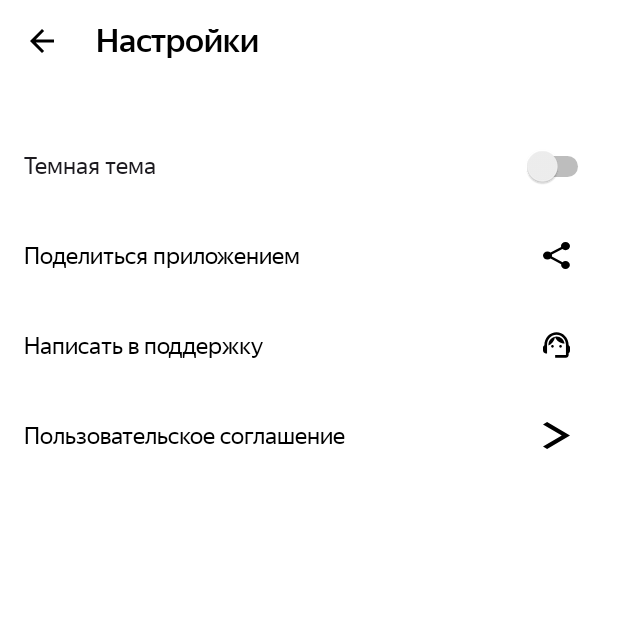
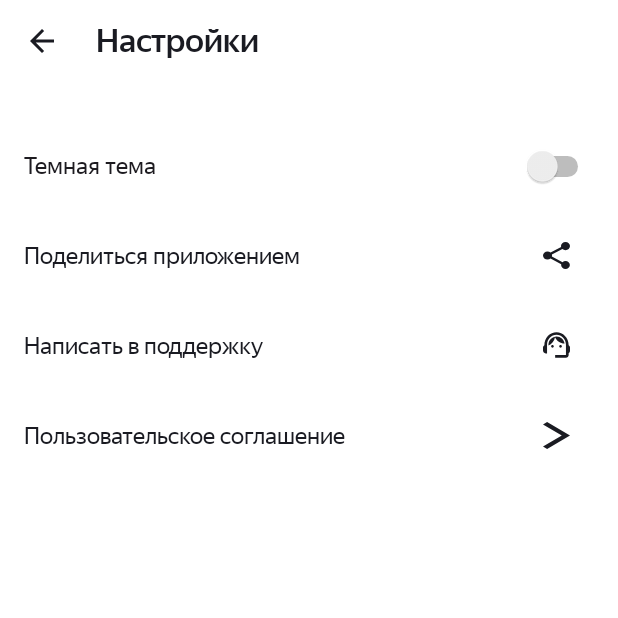
Before and after one commit to AleksandrRegulus/PlaylistMaker, an Android app: the screen it shows after launch (SettingsActivity), after a tap on "Настройки", on a phone screen of 412 x 824 dp, the top half of it. Run offline under Robolectric (Android 15) with nearby library versions, the phone set to English and light mode, and no system bars.

Commit message:
вторая домашка 2

```diff
--- a/app/src/main/java/com/example/playlistmaker/MainActivity.kt
+++ b/app/src/main/java/com/example/playlistmaker/MainActivity.kt
@@ -4,37 +4,31 @@ import android.annotation.SuppressLint
 import android.content.Intent
 import androidx.appcompat.app.AppCompatActivity
 import android.os.Bundle
-import android.view.View
-import android.widget.Button
+import com.example.playlistmaker.databinding.ActivityMainBinding
 
 class MainActivity : AppCompatActivity() {
+
+    private lateinit var binding: ActivityMainBinding
+
     @SuppressLint("MissingInflatedId")
     override fun onCreate(savedInstanceState: Bundle?) {
         super.onCreate(savedInstanceState)
-        setContentView(R.layout.activity_main)
+        binding = ActivityMainBinding.inflate(layoutInflater)
+        setContentView(binding.root)
 
-        val btnSearch = findViewById<Button>(R.id.btn_search)
-        val btnMedia = findViewById<Button>(R.id.btn_media)
-        val btnSettings = findViewById<Button>(R.id.btn_settings)
-
-        btnSearch.setOnClickListener {
+        binding.btnSearch.setOnClickListener {
 //            Toast.makeText(this@MainActivity, "Нажали на кнопку поиска!", Toast.LENGTH_SHORT).show()
             val displayIntent = Intent(this, SearchActivity::class.java)
             startActivity(displayIntent)
         }
 
-        // TODO: вернуть лямбду
-        val displayMediaIntent = Intent(this, MediaActivity::class.java)
-        val btnMediaClickListener: View.OnClickListener = object : View.OnClickListener {
-            override fun onClick(v: View?) {
-//                Toast.makeText(this@MainActivity, "Нажмакали на кнопку медиа!", Toast.LENGTH_SHORT).show()
-                startActivity(displayMediaIntent)
-            }
+        binding.btnMedia.setOnClickListener {
+            val displayIntent = Intent(this, MediaActivity::class.java)
+            startActivity(displayIntent)
         }
-        btnMedia.setOnClickListener(btnMediaClickListener)
 
-        btnSettings.setOnClickListener {
-//            Toast.makeText(this@MainActivity, "Нажали на кнопку настроек!", Toast.LENGTH_SHORT).show()
+        binding.btnSettings.setOnClickListener {
+//            Toast.makeText(this@MainAc    tivity, "Нажали на кнопку настроек!", Toast.LENGTH_SHORT).show()
             val displayIntent = Intent(this, SettingsActivity::class.java)
             startActivity(displayIntent)
         }
--- a/app/src/main/java/com/example/playlistmaker/SettingsActivity.kt
+++ b/app/src/main/java/com/example/playlistmaker/SettingsActivity.kt
@@ -5,54 +5,51 @@ import android.content.Intent
 import android.net.Uri
 import androidx.appcompat.app.AppCompatActivity
 import android.os.Bundle
-import android.widget.Button
-import android.widget.ImageView
+import com.example.playlistmaker.databinding.ActivitySettingsBinding
 
 class SettingsActivity : AppCompatActivity() {
+
+    private lateinit var binding: ActivitySettingsBinding
+
     @SuppressLint("IntentReset")
     override fun onCreate(savedInstanceState: Bundle?) {
         super.onCreate(savedInstanceState)
-        setContentView(R.layout.activity_settings)
+        binding = ActivitySettingsBinding.inflate(layoutInflater)
+        setContentView(binding.root)
 
-        val btnBack = findViewById<ImageView>(R.id.btn_back)
-        val btnShareApp = findViewById<Button>(R.id.btn_share_app)
-        val btnSendToSupport = findViewById<Button>(R.id.btn_send_to_support)
-        val btnLicenseAgreement = findViewById<Button>(R.id.btn_license_agreement)
-
-        btnBack.setOnClickListener {
+        binding.btnBack.setOnClickListener {
             finish()
         }
 
-        btnShareApp.setOnClickListener {
-            val intent: Intent = Intent().apply {
+        binding.btnShareApp.setOnClickListener {
+            Intent().apply {
+                val message = getString(R.string.share_link)
                 action = Intent.ACTION_SEND
-                putExtra(Intent.EXTRA_TEXT, getString(R.string.share_link))
+                putExtra(Intent.EXTRA_TEXT, message)
                 type = "text/plain"
+                startActivity(Intent.createChooser(this, null))
             }
-
-            val shareIntent = Intent.createChooser(intent, null)
-            startActivity(shareIntent)
         }
 
-        btnSendToSupport.setOnClickListener {
-            val message = getString(R.string.email_message)
-            val intent: Intent = Intent().apply {
+        binding.btnSendToSupport.setOnClickListener {
+            Intent().apply {
+                val message = getString(R.string.email_message)
                 action = Intent.ACTION_SENDTO
                 data = Uri.parse("mailto:")
                 putExtra(Intent.EXTRA_EMAIL, arrayOf(getString(R.string.email_name)))
                 putExtra(Intent.EXTRA_TEXT, message)
                 type = "text/plain"
+                startActivity(Intent.createChooser(this, null))
             }
-
-            val shareIntent = Intent.createChooser(intent, null)
-            startActivity(shareIntent)
         }
 
 
-        btnLicenseAgreement.setOnClickListener {
-            val url = Uri.parse(getString(R.string.offer_link))
-            val intent = Intent(Intent.ACTION_VIEW, url)
-            startActivity(intent)
+        binding.btnLicenseAgreement.setOnClickListener {
+            Intent().apply {
+                action = Intent.ACTION_VIEW
+                data = Uri.parse(getString(R.string.offer_link))
+                startActivity(this)
+            }
         }
 
     }
--- a/app/src/main/res/layout/activity_settings.xml
+++ b/app/src/main/res/layout/activity_settings.xml
@@ -15,10 +15,17 @@
         android:orientation="horizontal"
         tools:ignore="RtlSymmetry,UseCompoundDrawables,UselessParent">
 
-        <ImageButton style="@style/ButtonBack"
+        <ImageButton
+            android:layout_width="@dimen/image_button_size"
+            android:layout_height="@dimen/image_button_size"
+            android:layout_gravity="center_vertical"
+            android:background="@drawable/arrow_left"
             android:id="@+id/btn_back" />
 
         <TextView style="@style/HeaderTextView"
+            android:layout_width="wrap_content"
+            android:layout_height="wrap_content"
+            android:layout_marginStart="28dp"
             android:text="@string/settings" />
     </LinearLayout>
 
@@ -41,18 +48,24 @@
 
         <Button
             android:id="@+id/btn_share_app"
+            android:layout_width="match_parent"
+            android:layout_height="@dimen/settings_buttons_height"
             style="@style/SettingsButtonStyle"
             android:text="@string/share_app"
             app:icon="@drawable/share_app" />
 
         <Button
             android:id="@+id/btn_send_to_support"
+            android:layout_width="match_parent"
+            android:layout_height="@dimen/settings_buttons_height"
             style="@style/SettingsButtonStyle"
             android:text="@string/write_support"
             app:icon="@drawable/support" />
 
         <Button
             android:id="@+id/btn_license_agreement"
+            android:layout_width="match_parent"
+            android:layout_height="@dimen/settings_buttons_height"
             style="@style/SettingsButtonStyle"
             android:text="@string/user_agreement"
             app:icon="@drawable/bracket_right" />
--- a/app/src/main/res/values/colors.xml
+++ b/app/src/main/res/values/colors.xml
@@ -5,7 +5,7 @@
     <color name="purple_700">#FF3700B3</color>
     <color name="teal_200">#FF03DAC5</color>
     <color name="teal_700">#FF018786</color>
-    <color name="black">#FF000000</color>
+    <color name="black">#1A1B22</color>
     <color name="white">#FFFFFFFF</color>
     <color name="blue">#3772E7</color>
     <color name="grey">#AEAFB4</color>
--- a/app/src/main/res/values/styles.xml
+++ b/app/src/main/res/values/styles.xml
@@ -2,9 +2,6 @@
 <resources>
 
     <style name="MainButtonStyle" parent="Widget.MaterialComponents.Button.UnelevatedButton">
-        <item name="android:layout_width">match_parent</item>
-        <item name="android:layout_height">0dp</item>
-        <item name="android:layout_weight">1</item>
         <item name="android:backgroundTint">@color/white</item>
         <item name="cornerRadius">@dimen/main_buttons_radius</item>
         <item name="android:insetTop">@dimen/buttons_inset_zero</item>
@@ -21,8 +18,6 @@
     </style>
 
     <style name="SettingsButtonStyle" parent="Widget.MaterialComponents.Button.UnelevatedButton">
-        <item name="android:layout_width">match_parent</item>
-        <item name="android:layout_height">@dimen/settings_buttons_height</item>
         <item name="cornerRadius">@dimen/settings_buttons_radius</item>
         <item name="android:insetTop">@dimen/buttons_inset_zero</item>
         <item name="android:insetBottom">@dimen/buttons_inset_zero</item>
@@ -38,20 +33,10 @@
     </style>
 
     <style name="HeaderTextView" parent="Widget.MaterialComponents.TextView">
-        <item name="android:layout_width">wrap_content</item>
-        <item name="android:layout_height">wrap_content</item>
-        <item name="android:layout_marginStart">28dp</item>
         <item name="android:textSize">@dimen/main_text_size</item>
         <item name="android:textStyle">bold</item>
         <item name="android:fontFamily">@font/ys_display_medium</item>
         <item name="android:textFontWeight">500</item>
     </style>
 
-    <style name="ButtonBack" parent="Widget.MaterialComponents.TimePicker.ImageButton">
-        <item name="android:layout_width">@dimen/image_button_size</item>
-        <item name="android:layout_height">@dimen/image_button_size</item>
-        <item name="android:layout_gravity">center_vertical</item>
-        <item name="android:background">@drawable/arrow_left</item>
-    </style>
-
 </resources>
--- a/app/src/main/res/values/themes.xml
+++ b/app/src/main/res/values/themes.xml
@@ -9,7 +9,6 @@
         <item name="android:colorControlActivated">@color/blue</item>  <!-- switch активирован всегда синий-->
         <!-- Secondary brand color. -->
 
-        <!-- <item name="colorPrimary">@color/my_light_primary</item> -->
     </style>
 
     <style name="MainTheme.Theme.PlaylistMaker" parent="Main.Theme.PlaylistMaker">
@@ -22,13 +21,11 @@
     </style>
 
     <style name="SearchTheme.Theme.PlaylistMaker" parent="Main.Theme.PlaylistMaker">
-<!--        <item name="colorPrimaryVariant">@color/light_grey</item>-->
         <item name="android:background">@color/white</item>
-        <item name="android:editTextColor">@color/grey</item>
+        <item name="android:editTextColor">@color/black</item>
         <item name="android:editTextBackground">@drawable/rounded_edittext</item>
         <item name="android:textColor">@color/black</item>
         <item name="android:textColorHint">@color/grey</item>
-<!--        <item name="android:edit">@color/grey</item>-->
     </style>
 
 </resources>
```
Also changed, not shown: app/build.gradle (+11 -5 lines), app/src/main/java/com/example/playlistmaker/MediaActivity.kt (+6 -1 lines), app/src/main/java/com/example/playlistmaker/SearchActivity.kt (+18 -22 lines), app/src/main/res/layout/activity_main.xml (+9 -0 lines), app/src/main/res/layout/activity_search.xml (+8 -1 lines).
